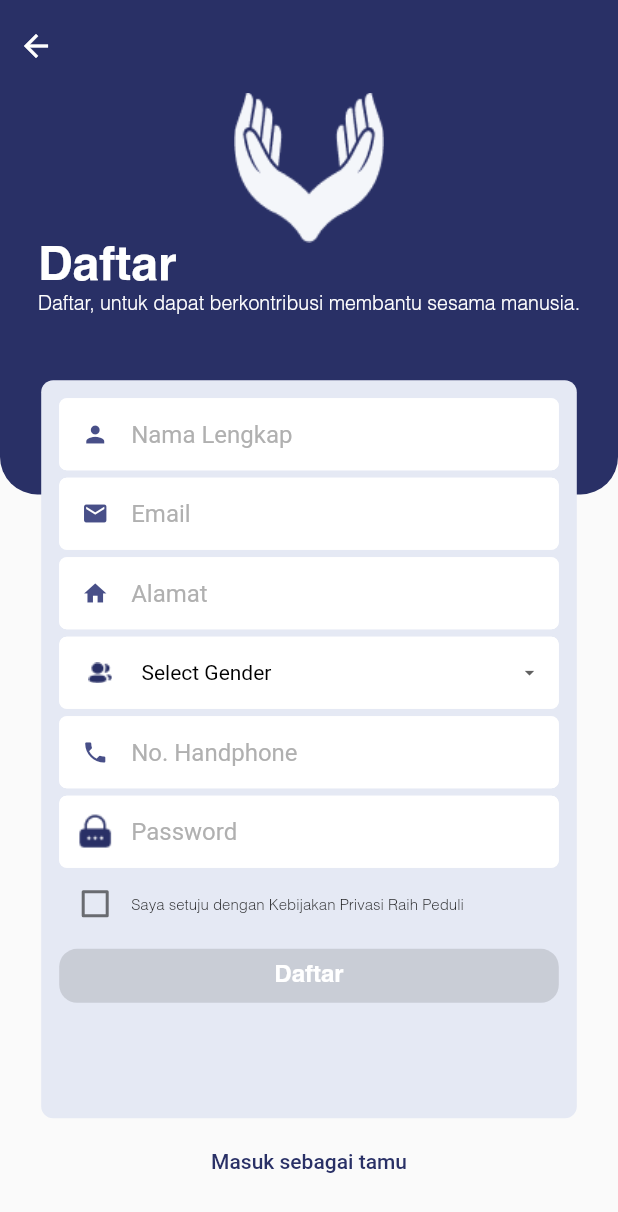
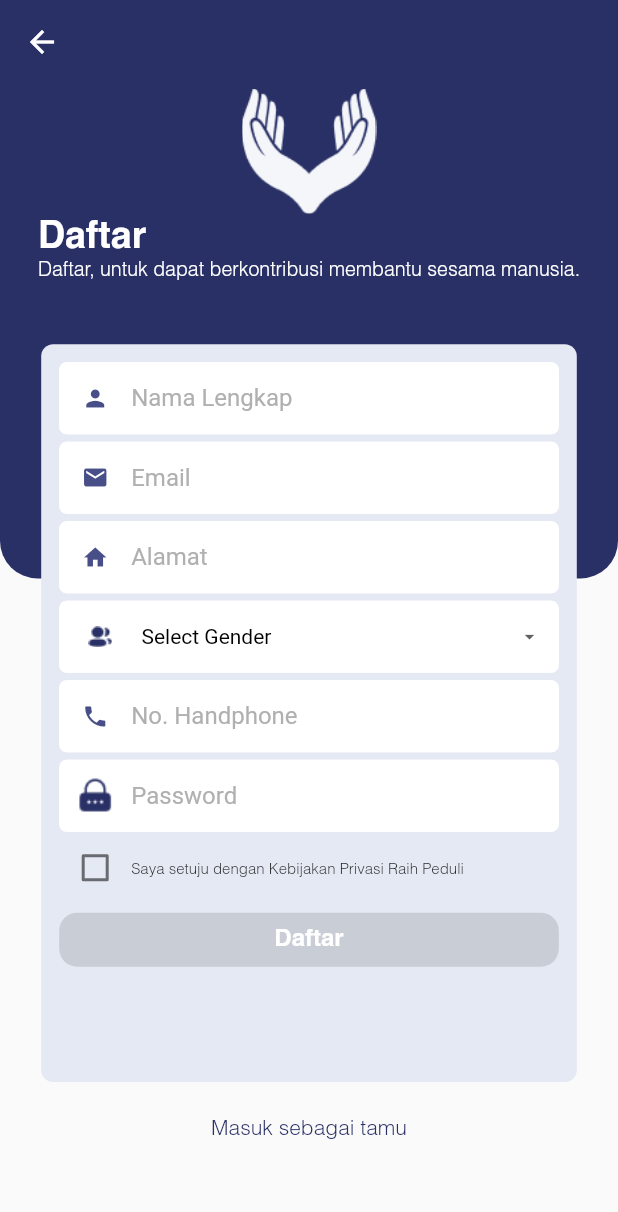
Before and after one commit to Capstone-Alterra/flutter-raih-peduli, a Flutter app: the screen it shows after launch, after a tap on "Selanjutnya", after a tap on "Lewati", after a tap on "Daftar", on a phone screen of 412 x 824 dp. Shown: the top 1212 px of the screen. Run offline on Flutter 3.47's test engine with Material 3 defaults, Android fonts, the phone set to English and light mode, and no system bars; our stand-ins replace dio, email_validator, flutter_otp_text_field, flutter_svg, quickalert, shared_preferences; network calls fail; statements that could not run were skipped.

Commit message:
ubah splash screen untuk yang auto login

```diff
--- a/lib/main.dart
+++ b/lib/main.dart
@@ -1,8 +1,9 @@
 import 'package:flutter/material.dart';
+import 'package:flutter_raih_peduli/screen/view/onboarding/splash_screen.dart';
 import 'package:flutter_raih_peduli/screen/view_model/view_model_chatbot.dart';
 import 'package:flutter_raih_peduli/screen/view_model/view_model_homescreeen.dart';
 import 'package:provider/provider.dart';
-import 'package:flutter_raih_peduli/screen/view/onboarding/onboarding_view.dart';
+// import 'package:flutter_raih_peduli/screen/view/onboarding/onboarding_view.dart';
 import 'package:flutter_raih_peduli/screen/view_model/view_model_forget_password.dart';
 import 'package:flutter_raih_peduli/screen/view_model/view_model_onboarding.dart';
 import 'package:flutter_raih_peduli/screen/view_model/view_model_signup.dart';
@@ -46,7 +47,8 @@ class MyApp extends StatelessWidget {
             ),
           ),
           debugShowCheckedModeBanner: false,
-          home: const Onbording(),
+          home: const SplashScreen(),
+          //  const Onbording(),
         ));
   }
 }
--- a/lib/screen/view/onboarding/onboarding_view.dart
+++ b/lib/screen/view/onboarding/onboarding_view.dart
@@ -1,38 +1,19 @@
 import 'package:flutter/material.dart';
-import 'package:flutter_raih_peduli/screen/view/onboarding/onboarding_landscape.dart';
 import 'package:flutter_raih_peduli/screen/view/onboarding/widget_carousel_dot.dart';
-import 'package:flutter_raih_peduli/screen/view_model/view_model_signin.dart';
 import 'package:flutter_svg/svg.dart';
 import 'package:provider/provider.dart';
 import '../../../model/model_onboarding.dart';
 import '../../view_model/view_model_onboarding.dart';
 
-class Onbording extends StatefulWidget {
+class Onbording extends StatelessWidget {
   const Onbording({super.key});
-
-  @override
-  State<Onbording> createState() => _OnbordingState();
-}
-
-class _OnbordingState extends State<Onbording> {
-  late SignInViewModel autoLogin;
-  @override
-  void initState() {
-    autoLogin = Provider.of<SignInViewModel>(context, listen: false);
-    autoLogin.checkLogin(context);
-    super.initState();
-  }
 
   @override
   Widget build(BuildContext context) {
     final viewModel = Provider.of<OnBoardingViewModel>(context, listen: false);
     double screenWidth = MediaQuery.of(context).size.width;
-    final bool isLandscape =
-        MediaQuery.of(context).orientation == Orientation.landscape;
     return Scaffold(
-      body: (isLandscape)
-          ? const OnbordingLandscape()
-          : Column(
+      body: Column(
         children: [
           Expanded(
             child: PageView.builder(
@@ -163,11 +144,9 @@ class _OnbordingState extends State<Onbording> {
                                 width: screenWidth / 2.6,
                                 child: ElevatedButton(
                                   style: ElevatedButton.styleFrom(
-                                          backgroundColor:
-                                              const Color(0xff293066),
+                                    backgroundColor: const Color(0xff293066),
                                     shape: RoundedRectangleBorder(
-                                            borderRadius:
-                                                BorderRadius.circular(8),
+                                      borderRadius: BorderRadius.circular(8),
                                     ),
                                   ),
                                   child: const Text(
@@ -180,8 +159,7 @@ class _OnbordingState extends State<Onbording> {
                                     ),
                                   ),
                                   onPressed: () {
-                                          viewModel
-                                              .nextPage(viewModel.controller);
+                                    viewModel.nextPage(viewModel.controller);
                                   },
                                 ),
                               );
--- /dev/null
+++ b/lib/screen/view/onboarding/splash_screen.dart
@@ -0,0 +1,33 @@
+import 'package:flutter/material.dart';
+import 'package:flutter_raih_peduli/screen/view_model/view_model_signin.dart';
+import 'package:provider/provider.dart';
+
+class SplashScreen extends StatefulWidget {
+  const SplashScreen({super.key});
+
+  @override
+  State<SplashScreen> createState() => _SplashScreenState();
+}
+
+class _SplashScreenState extends State<SplashScreen> {
+  late SignInViewModel autoLogin;
+  @override
+  void initState() {
+    autoLogin = Provider.of<SignInViewModel>(context, listen: false);
+    super.initState();
+    autoLogin.checkLogin(context);
+  }
+
+  @override
+  Widget build(BuildContext context) {
+    return Scaffold(
+        body: Center(
+      child: Image.asset(
+        "assets/splash_screen.png",
+        width: 120.0,
+        height: 120.0,
+        fit: BoxFit.fill,
+      ),
+    ));
+  }
+}
--- a/lib/screen/view/signin_dan_signup/forget_password/ubah_password.dart
+++ b/lib/screen/view/signin_dan_signup/forget_password/ubah_password.dart
@@ -169,12 +169,6 @@ class _UbahPasswordState extends State<UbahPassword> {
                                                 builder: (_) => const SignIn(),
                                               ),
                                               (route) => false);
-                                          // Navigator.pushAndRemoveUntil(
-                                          //   context,
-                                          //   MaterialPageRoute(
-                                          //     builder: (_) => const SignIn(),
-                                          //   ),
-                                          // );
                                         },
                                       );
                                     }
--- a/lib/screen/view/signin_dan_signup/sign_up.dart
+++ b/lib/screen/view/signin_dan_signup/sign_up.dart
@@ -1,6 +1,5 @@
 // ignore_for_file: use_build_context_synchronously
 import 'package:flutter/cupertino.dart';
-import 'package:flutter/gestures.dart';
 import 'package:flutter/material.dart';
 import 'package:flutter/services.dart';
 import 'package:flutter_raih_peduli/screen/view/signin_dan_signup/verifikasi.dart';
@@ -8,23 +7,40 @@ import 'package:flutter_raih_peduli/screen/view/widgets/login_signup/button.dart
 import 'package:flutter_raih_peduli/screen/view/widgets/login_signup/textformfield.dart';
 import 'package:flutter_raih_peduli/screen/view_model/view_model_signup.dart';
 import 'package:provider/provider.dart';
+import '../navigation/navigation.dart';
 
-class SignUp extends StatelessWidget {
+double getAppBarHeight(BuildContext context) {
+  return MediaQuery.of(context).padding.top + kToolbarHeight;
+}
+
+class SignUp extends StatefulWidget {
   const SignUp({super.key});
 
   @override
+  State<SignUp> createState() => _SignUpState();
+}
+
+class _SignUpState extends State<SignUp> {
+  late SignUpViewModel viewModel;
+  @override
+  void initState() {
+    viewModel = Provider.of<SignUpViewModel>(context, listen: false);
+    super.initState();
+  }
+
+  @override
   Widget build(BuildContext context) {
-    final viewModel = Provider.of<SignUpViewModel>(context, listen: false);
+    double appBarHeight = getAppBarHeight(context);
     final widthMediaQuery = MediaQuery.of(context).size.width;
     final heightMediaQuery = MediaQuery.of(context).size.height;
     return Scaffold(
-      body: SafeArea(
-        child: SingleChildScrollView(
-          child: Column(
-            children: [
-              SizedBox(
+      appBar: AppBar(
+        elevation: 0.0,
+      ),
+      body: SingleChildScrollView(
+        child: SizedBox(
           width: widthMediaQuery,
-                height: heightMediaQuery - (heightMediaQuery * 0.07),
+          height: heightMediaQuery - appBarHeight,
           child: Stack(
             children: [
               Positioned(
@@ -38,30 +54,11 @@ class SignUp extends StatelessWidget {
                           bottomRight: Radius.circular(25))),
                   child: Column(
                     children: [
-                            Container(
-                              height: heightMediaQuery * 0.075,
-                              color: const Color(0xFF293066),
-                              child: Row(
-                                children: [
-                                  IconButton(
-                                    onPressed: () {
-                                      Navigator.of(context).pop();
-                                    },
-                                    icon: const Icon(
-                                      color: Colors.white,
-                                      Icons.arrow_back,
-                                      size: 24.0,
-                                    ),
-                                  ),
-                                ],
-                              ),
-                            ),
                       Center(
                         child: Image.asset(
                           "assets/raih_peduli_tanpa_huruf.png",
-                                width: 100,
-                                height: 100,
-                                fit: BoxFit.fill,
+                          width: 90,
+                          height: 90,
                         ),
                       ),
                       const Padding(
@@ -74,7 +71,7 @@ class SignUp extends StatelessWidget {
                               style: TextStyle(
                                 fontFamily: 'Helvetica',
                                 color: Colors.white,
-                                      fontSize: 32,
+                                fontSize: 25,
                                 fontWeight: FontWeight.bold,
                               ),
                             ),
@@ -94,7 +91,7 @@ class SignUp extends StatelessWidget {
                 ),
               ),
               Positioned(
-                      top: heightMediaQuery / 3.25,
+                top: heightMediaQuery / 4.75,
                 left: widthMediaQuery / 15,
                 right: widthMediaQuery / 15,
                 height: heightMediaQuery / 1.675,
@@ -162,8 +159,7 @@ class SignUp extends StatelessWidget {
                                         prefixIcon: Image.asset(
                                           "assets/2 User.png",
                                         ),
-                                              enabledBorder:
-                                                  const OutlineInputBorder(
+                                        enabledBorder: const OutlineInputBorder(
                                           borderRadius: BorderRadius.all(
                                               Radius.circular(5)),
                                           borderSide: BorderSide(
@@ -179,12 +175,10 @@ class SignUp extends StatelessWidget {
                                         ),
                                         border: InputBorder.none),
                                     value: viewModel.selectedGender,
-                                          icon:
-                                              const Icon(Icons.arrow_drop_down),
+                                    icon: const Icon(Icons.arrow_drop_down),
                                     iconSize: 15,
                                     elevation: 160,
-                                          style: const TextStyle(
-                                              color: Colors.black),
+                                    style: const TextStyle(color: Colors.black),
                                     items: viewModel.genderList
                                         .map<DropdownMenuItem<String>>(
                                             (String value) {
@@ -235,8 +229,7 @@ class SignUp extends StatelessWidget {
                                       return Checkbox(
                                         value: viewModel.agree,
                                         onChanged: (bool? value) {
-                                                viewModel
-                                                    .setAgreePrivasi(value!);
+                                          viewModel.setAgreePrivasi(value!);
                                           debugPrint("=>$value");
                                         },
                                         activeColor: viewModel.agree
@@ -259,11 +252,9 @@ class SignUp extends StatelessWidget {
                                   return viewModel.agree
                                       ? customButton(
                                           text: "Daftar",
-                                                bgColor:
-                                                    const Color(0xFF484F88),
+                                          bgColor: const Color(0xFF484F88),
                                           onPressed: () async {
-                                                  if (viewModel
-                                                      .formKey.currentState!
+                                            if (viewModel.formKey.currentState!
                                                 .validate()) {
                                               await viewModel.signUp();
                                               Navigator.of(context).push(
@@ -277,8 +268,7 @@ class SignUp extends StatelessWidget {
                                         )
                                       : customButton(
                                           text: "Daftar",
-                                                bgColor: CupertinoColors
-                                                    .inactiveGray,
+                                          bgColor: CupertinoColors.inactiveGray,
                                         );
                                 },
                               ),
@@ -290,24 +280,31 @@ class SignUp extends StatelessWidget {
                   ),
                 ),
               ),
+              Positioned(
+                top: heightMediaQuery / 1.2,
+                left: widthMediaQuery / 4,
+                right: widthMediaQuery / 4,
+                child: Column(
+                  children: [
+                    GestureDetector(
+                      onTap: () {
+                        Navigator.of(context).push(
+                          MaterialPageRoute(
+                            builder: (context) => const BottomNavgationBar(),
+                          ),
+                        );
+                      },
+                      child: const Text(
+                        "Masuk sebagai tamu",
+                        style: TextStyle(
+                          color: Color(0xFF293066),
+                          fontFamily: 'Helvetica',
+                        ),
+                      ),
+                    )
                   ],
                 ),
               ),
-              Center(
-                child: RichText(
-                  text: TextSpan(
-                    children: [
-                      TextSpan(
-                        text: 'Masuk sebagai tamu',
-                        style: const TextStyle(
-                            color: Color(0xFF293066),
-                            fontWeight: FontWeight.w500),
-                        recognizer: TapGestureRecognizer()..onTap = () {},
-                      ),
-                    ],
-                  ),
-                ),
-              )
             ],
           ),
         ),
--- a/lib/screen/view_model/view_model_navigation.dart
+++ b/lib/screen/view_model/view_model_navigation.dart
@@ -18,4 +18,9 @@ class NavigationProvider extends ChangeNotifier {
     pageIndex = index;
     notifyListeners();
   }
+
+  void out() {
+    pageIndex = 0;
+    notifyListeners();
+  }
 }
--- a/lib/screen/view_model/view_model_signin.dart
+++ b/lib/screen/view_model/view_model_signin.dart
@@ -6,6 +6,7 @@ import 'package:flutter_raih_peduli/model/model_sign_in.dart';
 import 'package:flutter_raih_peduli/services/service_sign_in.dart';
 import 'package:shared_preferences/shared_preferences.dart';
 import '../view/navigation/navigation.dart';
+import '../view/onboarding/onboarding_view.dart';
 
 class SignInViewModel with ChangeNotifier {
   late GlobalKey<FormState> formKeySignin;
@@ -119,6 +120,15 @@ class SignInViewModel with ChangeNotifier {
             builder: (context) => const BottomNavgationBar(),
           ),
           (route) => false);
+    } else {
+      Future.delayed(const Duration(seconds: 3), () {
+        Navigator.pushAndRemoveUntil(
+            context,
+            MaterialPageRoute(
+              builder: (_) => const Onbording(),
+            ),
+            (route) => false);
+      });
     }
   }
 }
```
Also changed, not shown: lib/screen/view/home/home_listview.dart (+14 -1 lines), lib/screen/view/settings/settings_view.dart (+16 -2 lines), lib/screen/view/signin_dan_signup/sign_in.dart (+30 -30 lines), 38 other files. Lines whose indentation alone changed are shown as unchanged.
